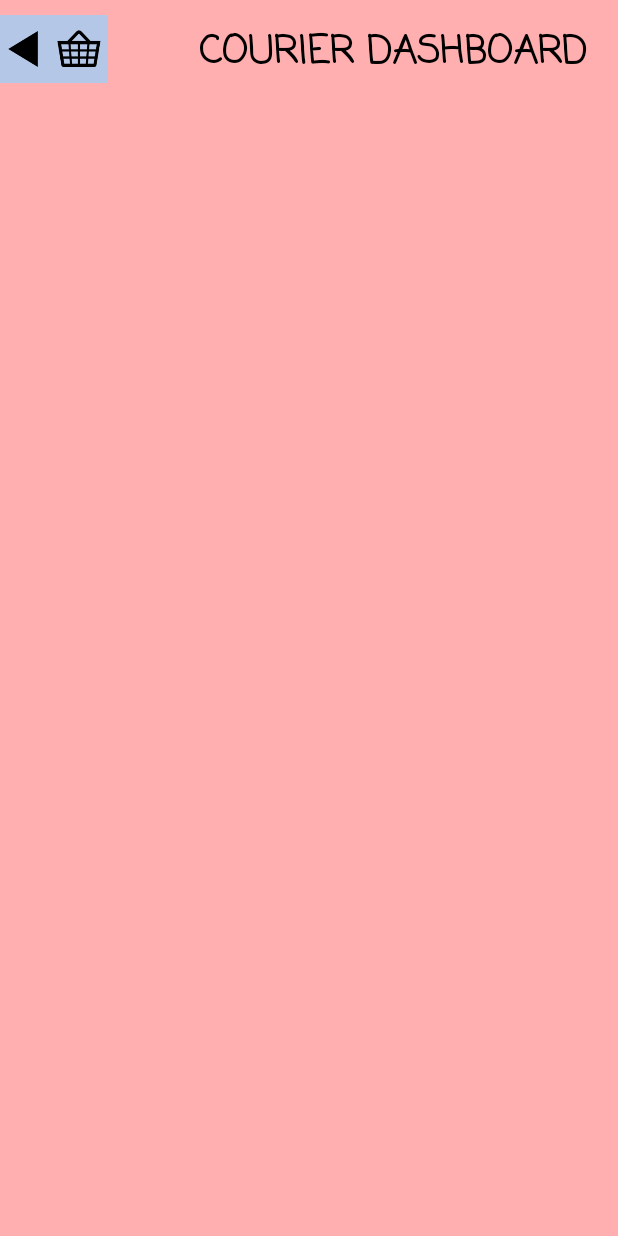
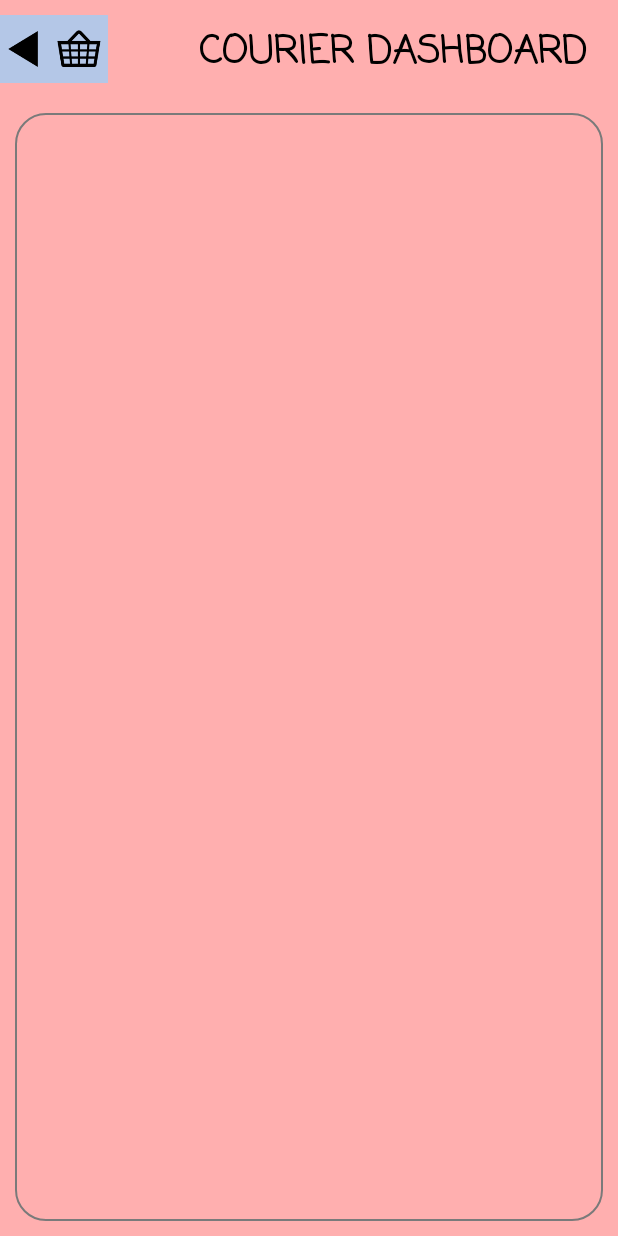
Before and after one commit to beephee/buzzarpheewhale, an Android app: the CourierActivity screen opened directly, with no data from a screen before it, on a phone screen of 412 x 824 dp. Run offline under Robolectric (Android 15) with nearby library versions, the phone set to English and light mode, and no system bars; our stand-ins replace Firebase (no records; nobody signed in at launch, a user with empty details on screens opened directly).

Commit message:
Added data retrieval for courier screen

```diff
--- a/FirebaseAuthDemo/app/src/main/java/com/example/android/firebaseauthdemo/AddRequestActivity.java
+++ b/FirebaseAuthDemo/app/src/main/java/com/example/android/firebaseauthdemo/AddRequestActivity.java
@@ -1,12 +1,12 @@
 package com.example.android.firebaseauthdemo;
 
+import android.annotation.TargetApi;
 import android.app.DatePickerDialog;
-import android.app.Dialog;
-import android.app.DialogFragment;
 import android.content.Intent;
 import android.graphics.Color;
 import android.graphics.drawable.ColorDrawable;
 import android.icu.util.Calendar;
+import android.os.Build;
 import android.support.v7.app.AppCompatActivity;
 import android.os.Bundle;
 import android.text.TextUtils;
@@ -75,6 +75,7 @@ public class AddRequestActivity extends AppCompatActivity {
 
         mDisplayDate.setOnClickListener(new View.OnClickListener() {
             @Override
+            @TargetApi(Build.VERSION_CODES.M)
             public void onClick(View view) {
                 Calendar cal = Calendar.getInstance();
                 int year = cal.get(Calendar.YEAR);
@@ -101,6 +102,7 @@ public class AddRequestActivity extends AppCompatActivity {
                 mDisplayDate.setText(date);
             }
         };
+
     }
 
     static final int PICK_MAP_POINT_REQUEST = 999;  // The request code
--- a/FirebaseAuthDemo/app/src/main/java/com/example/android/firebaseauthdemo/CourierActivity.java
+++ b/FirebaseAuthDemo/app/src/main/java/com/example/android/firebaseauthdemo/CourierActivity.java
@@ -4,16 +4,65 @@ import android.content.Intent;
 import android.support.v7.app.AppCompatActivity;
 import android.os.Bundle;
 import android.view.View;
+import android.widget.ArrayAdapter;
 import android.widget.Button;
+import android.widget.ListView;
+
+import com.google.firebase.database.DataSnapshot;
+import com.google.firebase.database.DatabaseError;
+import com.google.firebase.database.DatabaseReference;
+import com.google.firebase.database.FirebaseDatabase;
+import com.google.firebase.database.ValueEventListener;
+
+import java.util.ArrayList;
+import java.util.List;
 
 public class CourierActivity extends AppCompatActivity {
 
     private Button buyerButton;
 
+    DatabaseReference databaseProducts;
+    ListView listViewProducts;
+
+    List<Product> productList;
+
     @Override
     protected void onCreate(Bundle savedInstanceState) {
         super.onCreate(savedInstanceState);
         setContentView(R.layout.activity_courier);
+
+        databaseProducts = FirebaseDatabase.getInstance().getReference("products");
+
+        listViewProducts = (ListView) findViewById(R.id.listViewProducts);
+
+        productList = new ArrayList<>();
+    }
+
+    @Override
+    protected void onStart() {
+        super.onStart();
+
+        databaseProducts.addValueEventListener(new ValueEventListener() {
+            @Override
+            public void onDataChange(DataSnapshot dataSnapshot) {
+
+                productList.clear();
+
+                for(DataSnapshot productSnapshot : dataSnapshot.getChildren()){
+                    Product product = productSnapshot.getValue(Product.class);
+                    productList.add(product);
+                }
+
+                ProductList adapter = new ProductList(CourierActivity.this, productList);
+                listViewProducts.setAdapter(adapter);
+
+            }
+
+            @Override
+            public void onCancelled(DatabaseError databaseError) {
+
+            }
+        });
     }
 
     public void goBuyerPage(View view)
--- a/FirebaseAuthDemo/app/src/main/java/com/example/android/firebaseauthdemo/Product.java
+++ b/FirebaseAuthDemo/app/src/main/java/com/example/android/firebaseauthdemo/Product.java
@@ -1,6 +1,4 @@
 package com.example.android.firebaseauthdemo;
-
-import java.util.Date;
 
 /**
  * Created by Admin on 25/5/2017.
--- /dev/null
+++ b/FirebaseAuthDemo/app/src/main/java/com/example/android/firebaseauthdemo/ProductList.java
@@ -0,0 +1,62 @@
+package com.example.android.firebaseauthdemo;
+
+import android.app.Activity;
+import android.support.annotation.NonNull;
+import android.support.annotation.Nullable;
+import android.view.LayoutInflater;
+import android.view.View;
+import android.view.ViewGroup;
+import android.widget.ArrayAdapter;
+import android.widget.TextView;
+
+import java.util.List;
+
+import static com.example.android.firebaseauthdemo.R.id.textView;
+
+/**
+ * Created by Admin on 27/5/2017.
+ */
+
+public class ProductList extends ArrayAdapter<Product>{
+
+    private Activity context;
+    private List<Product> productList;
+
+    public ProductList(Activity context, List<Product> productList){
+        super(context, R.layout.product_list_layout, productList);
+        this.context = context;
+        this.productList = productList;
+    }
+
+    @NonNull
+    @Override
+    public View getView(int position, @Nullable View convertView, @NonNull ViewGroup parent) {
+        LayoutInflater inflater = context.getLayoutInflater();
+
+        View listViewItem = inflater.inflate(R.layout.product_list_layout, null, true);
+
+        TextView textViewProductName = (TextView) listViewItem.findViewById(R.id.textViewProductName);
+        TextView textViewProductType = (TextView) listViewItem.findViewById(R.id.textViewProductType);
+        TextView textViewCoords = (TextView) listViewItem.findViewById(R.id.textViewCoords);
+        TextView textViewBuyerEmail = (TextView) listViewItem.findViewById(R.id.textViewBuyerEmail);
+        TextView textViewPrice = (TextView) listViewItem.findViewById(R.id.textViewPrice);
+        TextView textViewWeight = (TextView) listViewItem.findViewById(R.id.textViewWeight);
+        TextView textViewHeight = (TextView) listViewItem.findViewById(R.id.textViewHeight);
+        TextView textViewWidth = (TextView) listViewItem.findViewById(R.id.textViewWidth);
+        TextView textViewLength = (TextView) listViewItem.findViewById(R.id.textViewLength);
+
+        Product product = productList.get(position);
+
+        textViewProductName.setText(product.getProductName());
+        textViewProductType.setText(product.getProductType());
+        textViewCoords.setText(product.getProductCoords());
+        textViewBuyerEmail.setText(product.getProductBuyer());
+        textViewPrice.setText(product.getPrice());
+        textViewWeight.setText(product.getWeight());
+        textViewHeight.setText(product.getHeight());
+        textViewWidth.setText(product.getWidth());
+        textViewLength.setText(product.getLength());
+
+        return listViewItem;
+    }
+}
--- a/FirebaseAuthDemo/app/src/main/res/layout/activity_add_request.xml
+++ b/FirebaseAuthDemo/app/src/main/res/layout/activity_add_request.xml
@@ -54,8 +54,6 @@
             android:layout_alignParentTop="true"
             android:layout_centerHorizontal="true"
             android:text="Enter Product Details Below"
-            android:textStyle="bold"
-            android:textSize="18sp"
             android:textColor="@color/black"/>
 
         <TextView
@@ -73,9 +71,7 @@
             android:layout_width="fill_parent"
             android:layout_height="wrap_content"
             android:layout_below="@id/textViewProductName"
-            android:hint="Enter Item Name / Description Here"
-            android:textAlignment="center"
-            android:textSize="15sp"
+            android:hint="Enter item name / description here"
             android:inputType="text" />
 
         <TextView
--- a/FirebaseAuthDemo/app/src/main/res/layout/activity_courier.xml
+++ b/FirebaseAuthDemo/app/src/main/res/layout/activity_courier.xml
@@ -28,6 +28,18 @@
         android:layout_height="45dp"
         android:layout_marginTop = "10dp"
         android:background="@drawable/buyer_icon"
-        android:onClick="goBuyerPage"/>
+        android:onClick="goBuyerPage"
+        android:id="@+id/imageButton" />
+
+    <ListView
+        android:id="@+id/listViewProducts"
+        android:layout_width="match_parent"
+        android:layout_height="match_parent"
+        android:layout_below="@+id/imageButton"
+        android:layout_marginTop="20dp"
+        android:layout_marginLeft="10dp"
+        android:layout_marginRight="10dp"
+        android:layout_marginBottom="10dp"
+        android:background="@drawable/customborder"/>
 
 </RelativeLayout>
```
Also changed, not shown: FirebaseAuthDemo/app/src/main/res/drawable/acceptreqbutton.xml (added, +9 -0 lines), FirebaseAuthDemo/app/src/main/res/drawable/rejectreqbutton.xml (added, +9 -0 lines), FirebaseAuthDemo/app/src/main/res/layout/product_list_layout.xml (added, +166 -0 lines).
